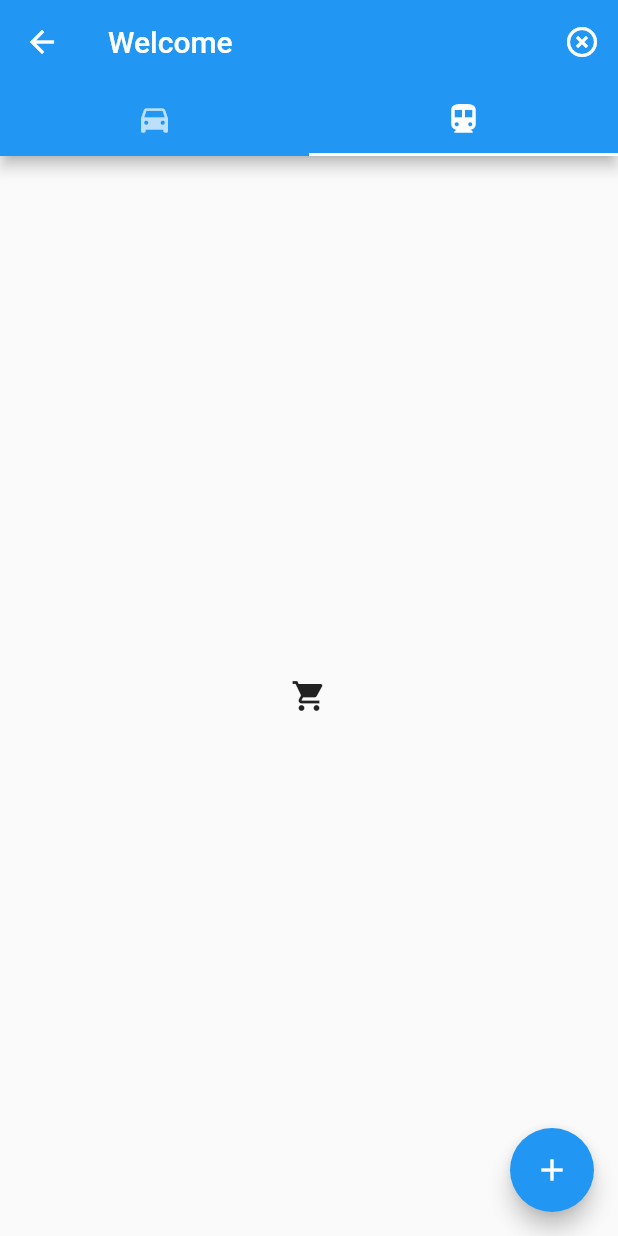
After one commit to yashaswi2000/prcolony, a Flutter app: the Resident screen opened directly, tab 2 chosen, after a tap on the "highlight remove" icon, on a phone screen of 412 x 824 dp. The commit adds this screen. Run offline on Flutter 3.47's test engine with Material 2 defaults, Android fonts, the phone set to English and light mode, and no system bars; our stand-ins replace cloud_firestore, firebase_auth, flutter_spinkit, pin_code_text_field, validators; accounts and stored records are empty.

Commit message:
update 12

```diff
--- a/lib/database/database.dart
+++ b/lib/database/database.dart
@@ -7,14 +7,14 @@ import 'package:prcolony/screens/Home/grosslist.dart';
 
 class DatabaseService {
   final String uid;
-
+  final String stre='4';
   DatabaseService({this.uid});
 
   final CollectionReference UsersCollection = Firestore.instance.collection('Users');
   final CollectionReference Grosslistcollection = Firestore.instance.collection('Gross');
 
 
-  Future UpdateGrosscollection(String name,String username,String street,String plot) async {
+  Future UpdateGrosscollection(String name,String username,String street,String plot,Timestamp time) async {
     try{
       await Grosslistcollection.document().setData({
         'uid' :uid,
@@ -22,6 +22,8 @@ class DatabaseService {
         'username':username,
         'street':street,
         'plot':plot,
+        'done':null,
+        'time':time,
       });
       return true;
     }
@@ -117,10 +119,12 @@ class DatabaseService {
   {
     return snapshot.documents.map((doc){
       return Gross(
+        did: doc.documentID,
         name: doc.data['name'] ?? '',
         username: doc.data['username'] ?? '',
         road: doc.data['street'] ?? '',
         plot: doc.data['plot'] ?? '',
+        time: doc.data['time'] ,
       );
     }).toList();
   }
@@ -129,6 +133,11 @@ class DatabaseService {
     return Grosslistcollection.snapshots().map(_grosslist);
   }
 
+   Stream<List<Gross>> get reside {
+     print(this.uid);
+     return Grosslistcollection.where("uid",isEqualTo: uid).where("done",isEqualTo: null ).snapshots().map(_grosslist);
+   }
+
 
 
 
--- a/lib/models/gross.dart
+++ b/lib/models/gross.dart
@@ -1,9 +1,12 @@
+import 'package:cloud_firestore/cloud_firestore.dart';
+
 class Gross{
-
+  final String did;
   final String name;
   final String username;
   final String road;
   final String plot;
+  final Timestamp time;
 
-  Gross({this.name,this.username,this.road,this.plot});
+  Gross({this.did,this.name,this.username,this.road,this.plot,this.time});
 }
--- a/lib/screens/Home/grosslist.dart
+++ b/lib/screens/Home/grosslist.dart
@@ -14,6 +14,7 @@ class _GrossListState extends State<GrossList> {
   Widget build(BuildContext context) {
 
     final gross = Provider.of<List<Gross>>(context);
+    print(gross.length);
 
     return  ListView.builder(
         itemCount: gross.length,
--- /dev/null
+++ b/lib/screens/Home/resident.dart
@@ -0,0 +1,58 @@
+import 'package:cloud_firestore/cloud_firestore.dart';
+import 'package:flutter/material.dart';
+import 'package:prcolony/database/database.dart';
+import 'package:prcolony/screens/Home/gross.dart';
+import 'package:prcolony/screens/Home/grosslist.dart';
+import 'package:prcolony/services/auth.dart';
+import 'package:provider/provider.dart';
+import 'package:prcolony/models/User.dart';
+import 'package:prcolony/models/UserData.dart';
+import 'package:prcolony/models/gross.dart';
+
+class Resident extends StatelessWidget {
+
+  @override
+  Widget build(BuildContext context) {
+
+    final user = Provider.of<User>(context);
+
+    return StreamProvider<List<Gross>>.value(
+            value: DatabaseService(uid: user.uid).reside,
+            child: StreamBuilder<UserData>(
+              stream:  DatabaseService(uid: user.uid).userData,
+               builder: (context,snapshot) {
+                  UserData userData = snapshot.data;
+                       print(userData.name);
+                       return DefaultTabController(
+                                      length: 2,
+                                      child: Scaffold(
+                                                  appBar: AppBar(
+                                                                  title: Text("Welcome ${userData.name}"),
+                                                                  actions: <Widget>[IconButton(icon: Icon(Icons.highlight_off), onPressed: () async{ await AuthService().signOut();})],
+                                                                  bottom: TabBar(
+                                                                                  tabs: [
+                                                                                          Tab(icon: Icon(Icons.directions_car)),
+                                                                                          Tab(icon: Icon(Icons.directions_transit)),
+                                                                                        ],
+                                                                                ),
+                                                                ),
+                                                  body: TabBarView(
+                                                            children: [
+                                                                      GrossList(),
+                                                                      Icon(Icons.shopping_cart),
+                                                                      ],
+                                                                  ),
+                                                  floatingActionButton: FloatingActionButton(onPressed: (){
+                                                    Navigator.push(context,MaterialPageRoute(builder: (context) => Grossdata(user:user)));
+
+                                                  },
+                                                  child: Icon(Icons.add),
+                                                  ),
+                                                    ),
+                                                );
+                                          }
+            ),
+
+    );
+  }
+}
```
Also changed, not shown: lib/screens/Home/Grosscard.dart (+10 -4 lines), lib/screens/Home/gross.dart (+11 -2 lines), lib/screens/Home/home.dart (+7 -20 lines), lib/screens/Home/volunteer.dart (added, +39 -0 lines).
